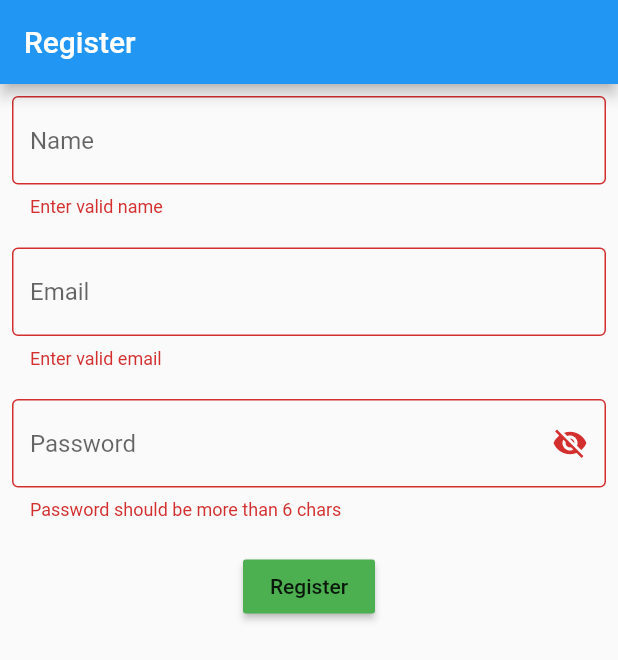
After one commit to narimetisaigopi/flutter_mvc, a Flutter app: the screen it shows after launch, after a tap on "Register", on a phone screen of 412 x 824 dp. The commit adds this screen. Shown: the top 660 px of the screen. Run offline on Flutter 3.47's test engine with Material 2 defaults, Android fonts, the phone set to English and light mode, and no system bars; our stand-ins replace mvc_pattern.

Commit message:
form validation and show password added

```diff
--- /dev/null
+++ b/lib/controllers/authentication_controller.dart
@@ -0,0 +1,24 @@
+import 'package:flutter/material.dart';
+import 'package:flutter_mvc/models/register_model.dart';
+import 'package:mvc_pattern/mvc_pattern.dart';
+
+class AuthencationController extends ControllerMVC {
+  var scaffoldKey = GlobalKey<ScaffoldState>(); // screen
+  var formKey = GlobalKey<FormState>(); // forms
+
+  bool showPassword = false;
+
+  RegisterModel registerModel;
+
+  AuthencationController() {
+    this.registerModel = RegisterModel();
+  }
+
+  register() {
+    if (formKey.currentState.validate()) {
+      formKey.currentState.save();
+      scaffoldKey.currentState.showSnackBar(SnackBar(
+          content: Text("All Fields are correct: " + registerModel.name)));
+    }
+  }
+}
--- a/lib/main.dart
+++ b/lib/main.dart
@@ -1,4 +1,6 @@
 import 'package:flutter/material.dart';
+
+import 'views/register.dart';
 
 void main() {
   runApp(MyApp());
@@ -26,7 +28,7 @@ class MyApp extends StatelessWidget {
         // closer together (more dense) than on mobile platforms.
         visualDensity: VisualDensity.adaptivePlatformDensity,
       ),
-      home: MyHomePage(title: 'Flutter Demo Home Page'),
+      home: RegisterScreen(),
     );
   }
 }
--- /dev/null
+++ b/lib/models/register_model.dart
@@ -0,0 +1,5 @@
+class RegisterModel {
+  String name;
+  String email;
+  String password;
+}
--- /dev/null
+++ b/lib/views/register.dart
@@ -0,0 +1,91 @@
+import 'package:flutter/material.dart';
+import 'package:flutter_mvc/controllers/authentication_controller.dart';
+import 'package:mvc_pattern/mvc_pattern.dart';
+
+class RegisterScreen extends StatefulWidget {
+  @override
+  _RegisterScreenState createState() => _RegisterScreenState();
+}
+
+class _RegisterScreenState extends StateMVC<RegisterScreen> {
+  AuthencationController _authencationController;
+
+  _RegisterScreenState() : super(AuthencationController()) {
+    this._authencationController = controller;
+  }
+
+  @override
+  Widget build(BuildContext context) {
+    return Scaffold(
+      key: _authencationController.scaffoldKey,
+      appBar: AppBar(
+        title: Text("Register"),
+      ),
+      body: SingleChildScrollView(
+        child: Padding(
+          padding: const EdgeInsets.all(8.0),
+          child: Form(
+              key: _authencationController.formKey,
+              child: Column(
+                children: [
+                  TextFormField(
+                    validator: (item) =>
+                        item.length > 2 ? null : "Enter valid name",
+                    onSaved: (item) =>
+                        _authencationController.registerModel.name = item,
+                    decoration: InputDecoration(
+                        hintText: "Name", border: OutlineInputBorder()),
+                  ),
+                  SizedBox(
+                    height: 20,
+                  ),
+                  TextFormField(
+                    validator: (item) =>
+                        item.contains("@") ? null : "Enter valid email",
+                    onSaved: (item) =>
+                        _authencationController.registerModel.email = item,
+                    decoration: InputDecoration(
+                        hintText: "Email", border: OutlineInputBorder()),
+                  ),
+                  SizedBox(
+                    height: 20,
+                  ),
+                  TextFormField(
+                    obscureText:
+                        _authencationController.showPassword ? true : false,
+                    onSaved: (item) =>
+                        _authencationController.registerModel.password = item,
+                    validator: (item) => item.length > 6
+                        ? null
+                        : "Password should be more than 6 chars",
+                    decoration: InputDecoration(
+                        hintText: "Password",
+                        border: OutlineInputBorder(),
+                        suffixIcon: IconButton(
+                            icon: Icon(_authencationController.showPassword
+                                ? Icons.visibility
+                                : Icons.visibility_off),
+                            onPressed: () {
+                              setState(() {
+                                _authencationController.showPassword =
+                                    !_authencationController.showPassword;
+                              });
+                            })),
+                  ),
+                  SizedBox(
+                    height: 20,
+                  ),
+                  RaisedButton(
+                    color: Colors.green,
+                    onPressed: () {
+                      _authencationController.register();
+                    },
+                    child: Text("Register"),
+                  )
+                ],
+              )),
+        ),
+      ),
+    );
+  }
+}
```
Also changed, not shown: 1 other file.
